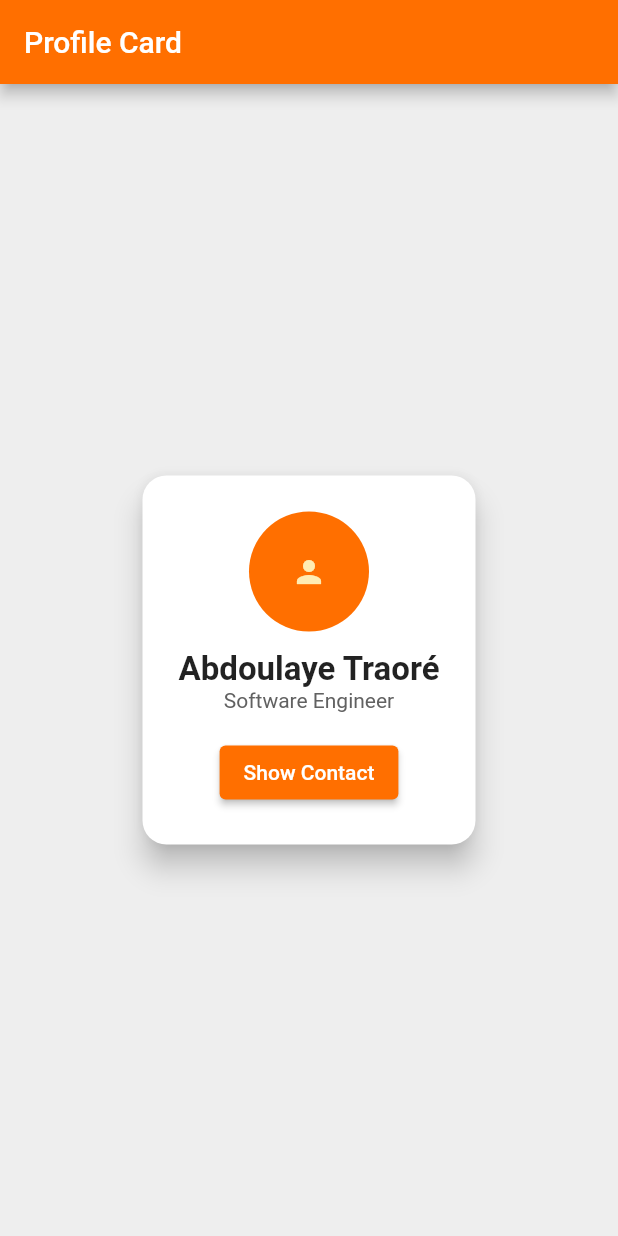
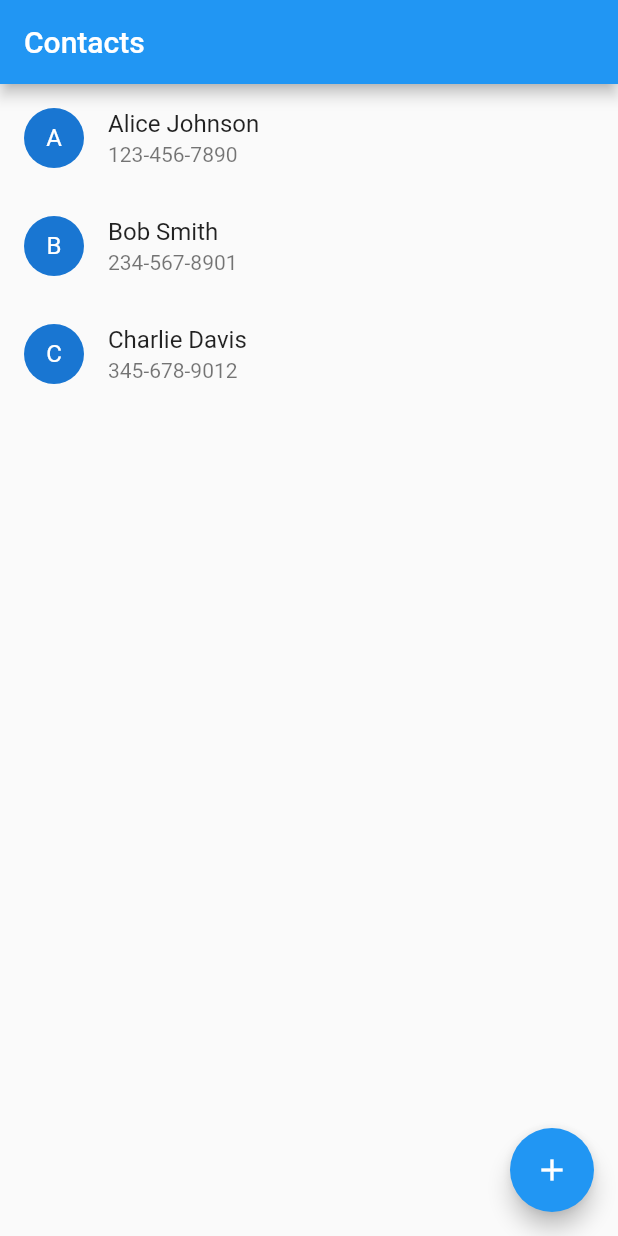
Before and after one commit to ladji103/flutteur_training, a Flutter app: the screen it shows after launch, on a phone screen of 412 x 824 dp. Run offline on Flutter 3.47's test engine with Material 2 defaults, Android fonts, the phone set to English and light mode, and no system bars.

Commit message:
add contact done

```diff
--- /dev/null
+++ b/lib/contact-management/contact.page.dart
@@ -0,0 +1,71 @@
+import 'package:flutter/material.dart';
+import 'package:maxit_olib_training/contact-management/add_contact.component.dart';
+import 'package:maxit_olib_training/contact-management/contact_detail.page.dart';
+import 'package:maxit_olib_training/contact-management/models/contact.model.dart';
+
+class ContactListPage extends StatefulWidget {
+  @override
+  State<ContactListPage> createState() => _ContactListPageState();
+}
+
+class _ContactListPageState extends State<ContactListPage> {
+  final List<Contact> contacts = [
+    Contact(
+        name: 'Alice Johnson',
+        phone: '123-456-7890',
+        email: 'alice@example.com'),
+    Contact(name: 'Bob Smith', phone: '234-567-8901', email: 'bob@example.com'),
+    Contact(
+        name: 'Charlie Davis',
+        phone: '345-678-9012',
+        email: 'charlie@example.com'),
+  ];
+
+  void _addContact(Contact contact) {
+    setState(() {
+      contacts.add(contact);
+    });
+  }
+
+  void _openAddContactPage() async {
+    final newContact = await Navigator.push<Contact>(
+      context,
+      MaterialPageRoute(builder: (_) => AddContactPage()),
+    );
+
+    if (newContact != null) {
+      _addContact(newContact);
+    }
+  }
+
+  @override
+  Widget build(BuildContext context) {
+    return Scaffold(
+      appBar: AppBar(title: const Text('Contacts')),
+      body: ListView.builder(
+        itemCount: contacts.length,
+        itemBuilder: (context, index) {
+          final contact = contacts[index];
+          return ListTile(
+            leading: CircleAvatar(child: Text(contact.name[0])),
+            title: Text(contact.name),
+            subtitle: Text(contact.phone),
+            onTap: () {
+              Navigator.push(
+                context,
+                MaterialPageRoute(
+                  builder: (_) => ContactDetailPage(contact: contact),
+                ),
+              );
+            },
+          );
+        },
+      ),
+      floatingActionButton: FloatingActionButton(
+        onPressed: _openAddContactPage,
+        child: Icon(Icons.add),
+        tooltip: 'Add Contact',
+      ),
+    );
+  }
+}
--- /dev/null
+++ b/lib/contact-management/models/contact.model.dart
@@ -0,0 +1,7 @@
+class Contact {
+  final String name;
+  final String phone;
+  final String email;
+
+  Contact({required this.name, required this.phone, required this.email});
+}
--- a/lib/main.dart
+++ b/lib/main.dart
@@ -1,99 +1,22 @@
 import 'package:flutter/material.dart';
-import 'package:maxit_olib_training/constants/color.dart';
+import 'package:maxit_olib_training/contact-management/contact.page.dart';
+import 'package:maxit_olib_training/pages/navigation.page.dart';
 
 void main() {
-  runApp(ProfileApp());
+  runApp(const HomePage());
 }
 
-class ProfileApp extends StatelessWidget {
+class HomePage extends StatelessWidget {
+  const HomePage({super.key});
+
   @override
   Widget build(BuildContext context) {
     return MaterialApp(
-      title: 'Profile Card',
-      theme: ThemeData(primarySwatch: CustomColor.primary),
-      home: ProfilePage(),
+      title: "Flutter training",
+      // theme: ThemeData(
+      //   primaryColor: Col
+      // ),
+      home: ContactListPage(),
     );
   }
 }
-
-class ProfilePage extends StatefulWidget {
-  @override
-  _ProfilePageState createState() => _ProfilePageState();
-}
-
-class _ProfilePageState extends State<ProfilePage> {
-  bool _showContact = false;
-
-  void _toggleContact() {
-    setState(() {
-      _showContact = !_showContact;
-    });
-  }
-
-  @override
-  Widget build(BuildContext context) {
-    return Scaffold(
-      backgroundColor: Colors.grey[200],
-      appBar: AppBar(title: const Text("Profile Card")),
-      body: Center(
-        child: Card(
-          shape:
-              RoundedRectangleBorder(borderRadius: BorderRadius.circular(16)),
-          elevation: 8,
-          margin: const EdgeInsets.all(20),
-          child: Padding(
-            padding: const EdgeInsets.all(24.0),
-            child: Column(
-              mainAxisSize: MainAxisSize.min,
-              children: [
-                CircleAvatar(
-                  radius: 40,
-                  backgroundColor: CustomColor.primary,
-                  child: const Icon(Icons.person),
-                ),
-                const SizedBox(height: 12),
-                const Text("Abdoulaye Traoré",
-                    style:
-                        TextStyle(fontSize: 22, fontWeight: FontWeight.bold)),
-                Text("Software Engineer",
-                    style: TextStyle(color: Colors.grey[700])),
-                const SizedBox(height: 16),
-                ElevatedButton(
-                  style: ButtonStyle(
-                      backgroundColor: MaterialStateProperty.all<Color>(
-                          CustomColor.primary)),
-                  onPressed: _toggleContact,
-                  child: Text(_showContact ? "Hide Contact" : "Show Contact"),
-                ),
-                if (_showContact) ...[
-                  const SizedBox(height: 12),
-                  Row(
-                    mainAxisAlignment: MainAxisAlignment.center,
-                    children: [
-                      Icon(Icons.phone, color: CustomColor.primary),
-                      const SizedBox(width: 8),
-                      const Text("+231 77 777 77 77"),
-                    ],
-                  ),
-                  const SizedBox(height: 8),
-                  Row(
-                    mainAxisAlignment: MainAxisAlignment.center,
-                    children: [
-                      Icon(Icons.email, color: CustomColor.primary),
-                      const SizedBox(width: 8),
-                      const Text("abdoulaye.traore@orangemali.com"),
-                    ],
-                  ),
-                ]
-              ],
-            ),
-          ),
-        ),
-      ),
-    );
-  }
-
-  get _color {
-    return Colors.amber.shade900;
-  }
-}
```
Also changed, not shown: lib/contact-management/add_contact.component.dart (added, +60 -0 lines), lib/contact-management/contact_detail.page.dart (added, +28 -0 lines), lib/pages/navigation.page.dart (added, +86 -0 lines), lib/pages/profile_card.page.dart (added, +96 -0 lines).
